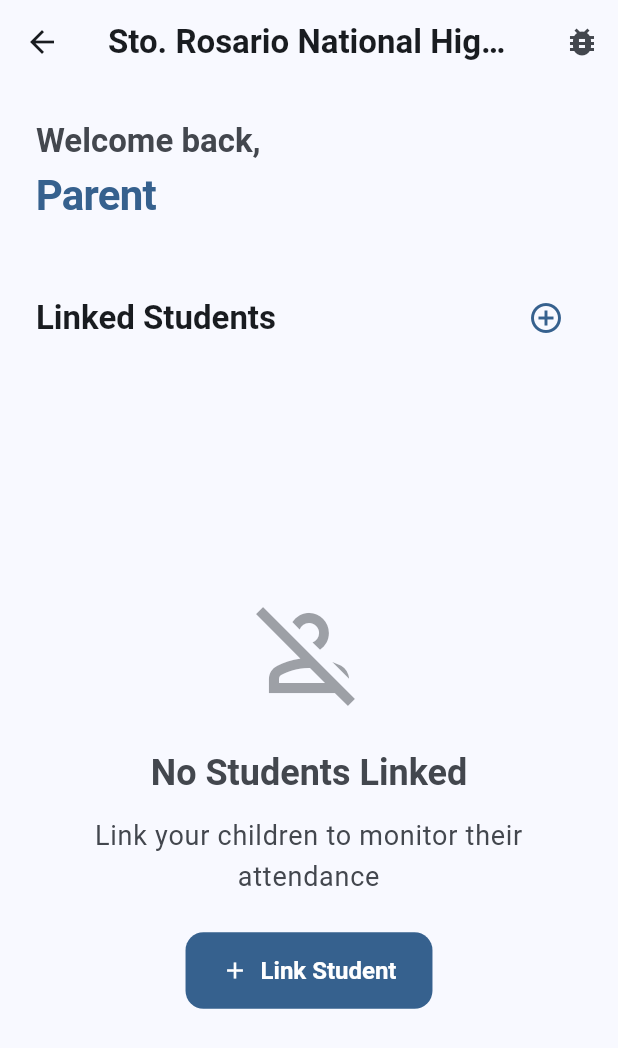
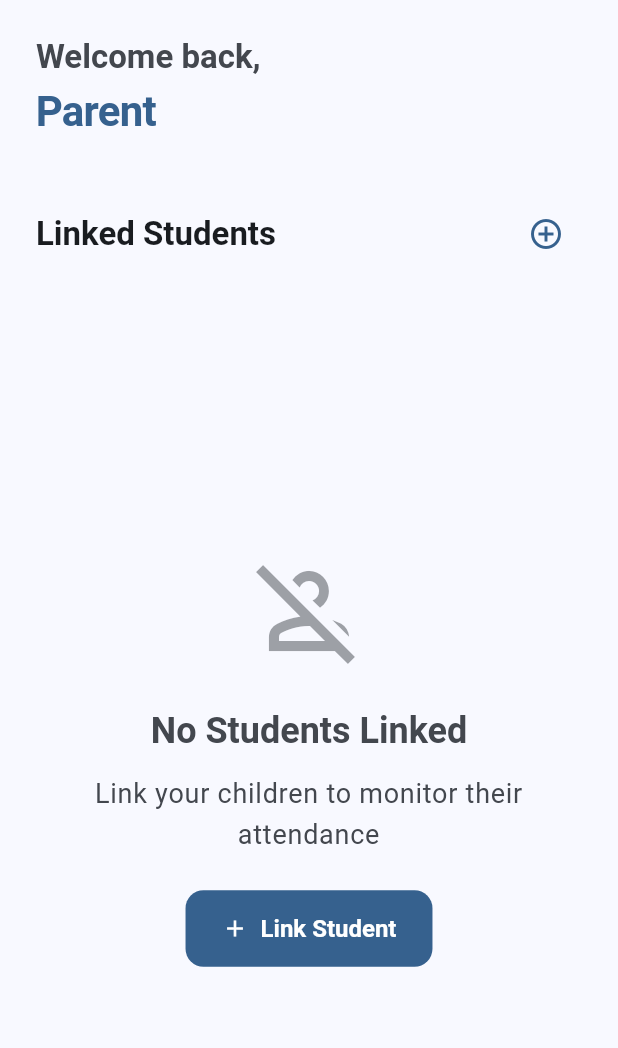
Before and after one commit to johnverz22/snhs-student-attendance-monitoring, a Flutter app: the HomeScreen screen opened directly, on a phone screen of 412 x 824 dp. Shown: the top 1048 px of the screen. Run offline on Flutter 3.47's test engine with Material 3 defaults, Android fonts, the phone set to English and light mode, and no system bars; our stand-ins replace firebase_core, firebase_messaging, geolocator, shared_preferences; missing offline and left inert: qr_code_scanner; accounts and stored records are empty.

Commit message:
majore fixes

```diff
--- a/parent_app/lib/config/api_config.dart
+++ b/parent_app/lib/config/api_config.dart
@@ -11,6 +11,7 @@ class ApiConfig {
   // static const String baseUrl = 'http://10.0.2.2:3000/api'; // Android Emulator
   // static const String baseUrl =
   //     'http://192.168.100.83:3000/api'; // Physical Device
+
   static const String baseUrl =
       'https://snhs-student-attendance-monitoring-glw2kktxl.vercel.app/api';
 
--- a/parent_app/lib/screens/home_screen.dart
+++ b/parent_app/lib/screens/home_screen.dart
@@ -5,7 +5,7 @@ import '../services/attendance_service.dart';
 import '../models/attendance_record.dart';
 import 'attendance_history_screen.dart';
 import 'manage_students_screen.dart';
-import 'test_fcm_screen.dart';
+//import 'test_fcm_screen.dart';
 
 class HomeScreen extends StatelessWidget {
   final bool showAppBar;
@@ -18,21 +18,21 @@ class HomeScreen extends StatelessWidget {
     final theme = Theme.of(context);
 
     return Scaffold(
-      appBar: AppBar(
-        title: const Text('Sto. Rosario National High School'),
-        actions: [
-          // Test FCM button
-          IconButton(
-            icon: const Icon(Icons.bug_report),
-            tooltip: 'Test FCM',
-            onPressed: () {
-              Navigator.of(context).push(
-                MaterialPageRoute(builder: (context) => const TestFCMScreen()),
-              );
-            },
-          ),
-        ],
-      ),
+      // appBar:  AppBar(
+      //   title: const Text('Sto. Rosario National High School'),
+      //   actions: [
+      //     // Test FCM button
+      //     IconButton(
+      //       icon: const Icon(Icons.bug_report),
+      //       tooltip: 'Test FCM',
+      //       onPressed: () {
+      //         Navigator.of(context).push(
+      //           MaterialPageRoute(builder: (context) => const TestFCMScreen()),
+      //         );
+      //       },
+      //     ),
+      //   ],
+      // ),
       body: SafeArea(
         child: RefreshIndicator(
           onRefresh: () => _handleRefresh(context, authProvider),
--- a/parent_app/lib/screens/login_screen.dart
+++ b/parent_app/lib/screens/login_screen.dart
@@ -113,7 +113,7 @@ class _LoginScreenState extends State<LoginScreen> {
 
                   // School Name
                   Text(
-                    'Sto. Rosario National High School',
+                    'SRNHS Track',
                     style: theme.textTheme.titleLarge?.copyWith(
                       fontWeight: FontWeight.bold,
                       color: theme.colorScheme.primary,
@@ -133,7 +133,7 @@ class _LoginScreenState extends State<LoginScreen> {
                   const SizedBox(height: 4),
 
                   Text(
-                    'Monitor your child\'s attendance',
+                    'Track your child\'s attendance',
                     style: theme.textTheme.bodyMedium?.copyWith(
                       color: theme.colorScheme.onSurfaceVariant,
                     ),
```
Also changed, not shown: parent_app/lib/models/attendance_record.dart (+6 -1 lines), parent_app/assets/images/school_logo.png, 6 other files.
